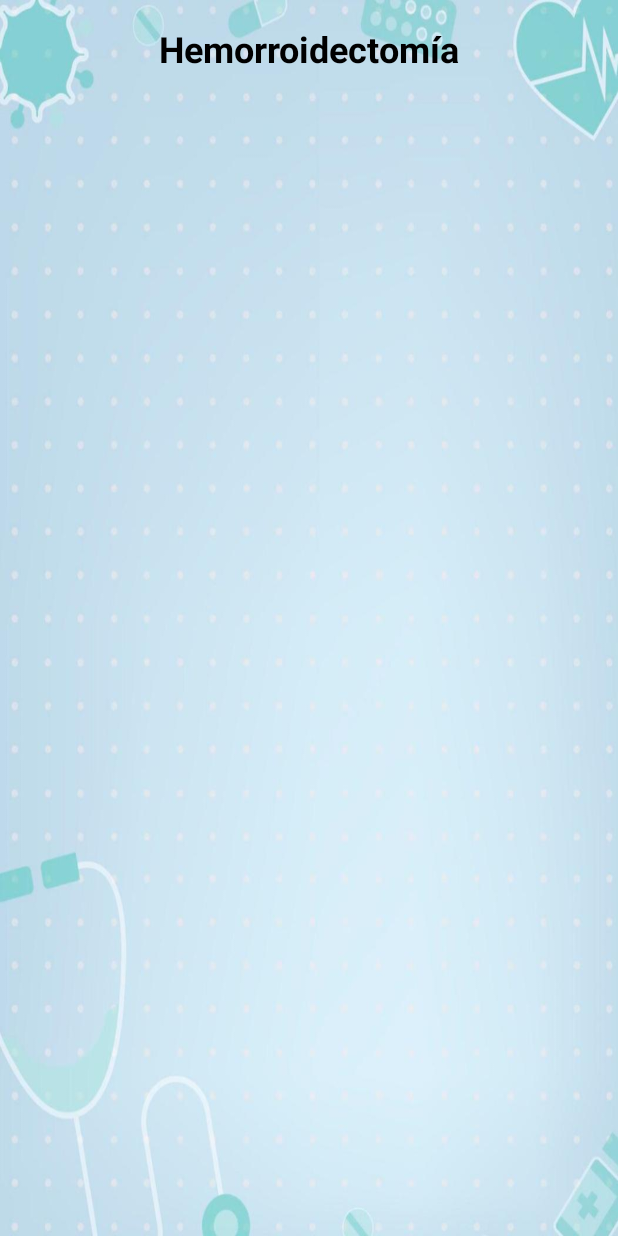
After one commit to CifuX40/Quirofano, an Android app: the HemorroidectomiaActivity screen opened directly, with no data from a screen before it, on a phone screen of 412 x 824 dp. The commit adds this screen. Run offline under Robolectric (Android 15) with nearby library versions, the light colour scheme and no system bars.

Commit message:
Agregar pantalla Hemorroidectomía

```diff
--- a/app/src/main/AndroidManifest.xml
+++ b/app/src/main/AndroidManifest.xml
@@ -39,5 +39,6 @@
         <activity android:name=".ApendicetomiaActivity"/>
         <activity android:name=".LaparotomiaActivity"/>
         <activity android:name=".HerniaHiatoActivity"/>
+        <activity android:name=".HemorroidectomiaActivity"/>
     </application>
 </manifest>
--- a/app/src/main/java/aplicacion/quirofano/CirugiaGeneralActivity.kt
+++ b/app/src/main/java/aplicacion/quirofano/CirugiaGeneralActivity.kt
@@ -63,5 +63,11 @@
             val intent = Intent(this, HerniaHiatoActivity::class.java)
             startActivity(intent)
         }
+
+        val btnHemorroidectomia = findViewById<Button>(R.id.button10)
+        btnHemorroidectomia.setOnClickListener {
+            val intent = Intent(this, HemorroidectomiaActivity::class.java)
+            startActivity(intent)
+        }
     }
 }
--- /dev/null
+++ b/app/src/main/java/aplicacion/quirofano/HemorroidectomiaActivity.kt
@@ -0,0 +1,12 @@
+package aplicacion.quirofano
+
+import android.os.Bundle
+import androidx.appcompat.app.AppCompatActivity
+
+class HemorroidectomiaActivity : AppCompatActivity() {
+    override fun onCreate(savedInstanceState: Bundle?) {
+        super.onCreate(savedInstanceState)
+        setContentView(R.layout.hemorroidectomia)
+
+    }
+}
--- /dev/null
+++ b/app/src/main/res/layout/hemorroidectomia.xml
@@ -0,0 +1,23 @@
+<?xml version="1.0" encoding="utf-8"?>
+<androidx.constraintlayout.widget.ConstraintLayout xmlns:android="http://schemas.android.com/apk/res/android"
+    xmlns:app="http://schemas.android.com/apk/res-auto"
+    xmlns:tools="http://schemas.android.com/tools"
+    android:layout_width="match_parent"
+    android:layout_height="match_parent"
+    android:background="@drawable/fondo_de_pantalla"
+    tools:context=".HemorroidectomiaActivity">
+
+    <TextView
+        android:id="@+id/txtTitulo"
+        android:layout_width="wrap_content"
+        android:layout_height="wrap_content"
+        android:padding="16dp"
+        android:text="Hemorroidectomía"
+        android:textColor="@color/black"
+        android:textSize="24sp"
+        android:textStyle="bold"
+        app:layout_constraintTop_toTopOf="parent"
+        app:layout_constraintStart_toStartOf="parent"
+        app:layout_constraintEnd_toEndOf="parent" />
+
+</androidx.constraintlayout.widget.ConstraintLayout>
```
